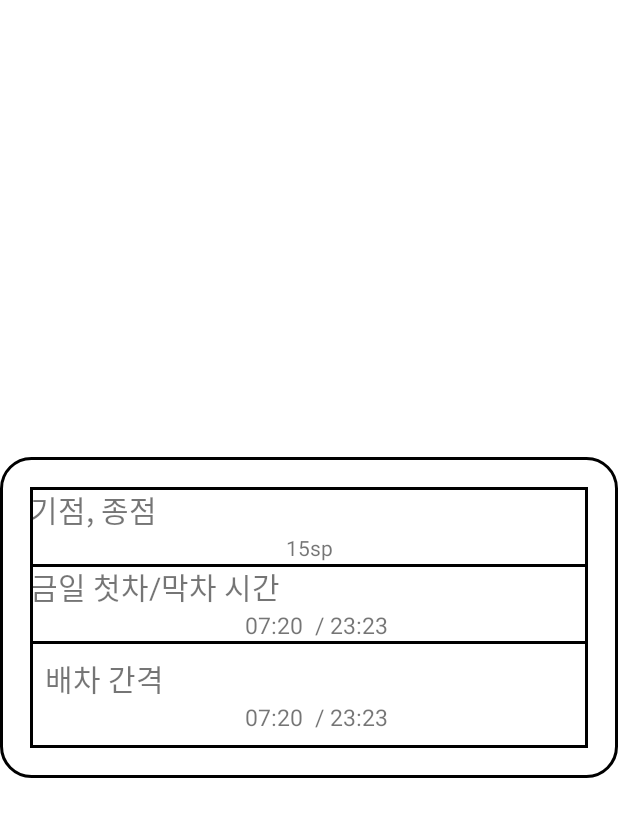
After one commit to J1WonLee/MyBus_v4, an Android app: the layout route_detail_dialog.xml on its own in the app's theme, with its tools: preview values and no code run, on a phone screen of 412 x 824 dp. The commit adds this screen. Shown: the top 817 px of the screen. Run offline under Robolectric (Android 15) with nearby library versions, the phone set to English and light mode, and no system bars.

Commit message:
09-09 정류장 상세보기 정보보기 다이얼로그창

```diff
--- a/app/src/main/java/com/example/mybus/retrofitrepo/RetrofitGbusRepository.java
+++ b/app/src/main/java/com/example/mybus/retrofitrepo/RetrofitGbusRepository.java
@@ -51,4 +51,10 @@ public class RetrofitGbusRepository implements RetrofitGbusService {
     public Single<GBusLocationResponse> getGbusPositionList(String serviceKey, String routeId) {
         return retrofitGbusService.getGbusPositionList(serviceKey, routeId);
     }
+
+    // 해당 노선의 상세정보를 받아온다
+    @Override
+    public Single<GBusRouteSearchResponse> getGbusRouteInfo(String serviceKey, String routeId) {
+        return retrofitGbusService.getGbusRouteInfo(serviceKey, routeId);
+    }
 }
--- a/app/src/main/java/com/example/mybus/retrofitrepo/RetrofitGbusService.java
+++ b/app/src/main/java/com/example/mybus/retrofitrepo/RetrofitGbusService.java
@@ -52,5 +52,11 @@ public interface RetrofitGbusService {
             @Query("routeId") String routeId
     );
 
+    @GET("busrouteservice/getBusRouteInfoItem")
+    Single<GBusRouteSearchResponse> getGbusRouteInfo(
+            @Query("serviceKey") String serviceKey,
+            @Query("routeId") String routeId
+    );
+
 
 }
--- a/app/src/main/java/com/example/mybus/roomdb/BusRoomDatabase.java
+++ b/app/src/main/java/com/example/mybus/roomdb/BusRoomDatabase.java
@@ -11,7 +11,7 @@ import com.example.mybus.vo.LocalFav;
 import com.example.mybus.vo.LocalFavStopBus;
 import com.example.mybus.vo.User;
 
-@Database(entities = {User.class, BusSchList.class, StopSchList.class, LocalFav.class, LocalFavStopBus.class}, version = 12, exportSchema = false)
+@Database(entities = {User.class, BusSchList.class, StopSchList.class, LocalFav.class, LocalFavStopBus.class}, version = 13, exportSchema = false)
 @TypeConverters({Converters.class})
 public abstract class BusRoomDatabase extends RoomDatabase {
     public abstract BusDao getDao();
--- /dev/null
+++ b/app/src/main/res/drawable/dialog_custom_border.xml
@@ -0,0 +1,6 @@
+<?xml version="1.0" encoding="UTF-8"?>
+<shape xmlns:android="http://schemas.android.com/apk/res/android" android:shape="rectangle">
+    <corners android:radius="20dp"/>
+    <padding android:left="10dp" android:right="10dp" android:top="10dp" android:bottom="10dp"/>
+    <stroke android:width="2dp" android:color="#000"/>
+</shape>
--- /dev/null
+++ b/app/src/main/res/drawable/item_list_customborder.xml
@@ -0,0 +1,9 @@
+<?xml version="1.0" encoding="utf-8"?>
+<layer-list xmlns:android="http://schemas.android.com/apk/res/android">
+    <item android:left="0dp" android:right="0dp"  android:top="0dp"
+        android:bottom="-10dp">
+        <shape android:shape="rectangle">
+            <stroke android:width="2dp" android:color="#000" />
+        </shape>
+    </item>
+</layer-list>
--- /dev/null
+++ b/app/src/main/res/drawable/item_list_customborder_bottom.xml
@@ -0,0 +1,5 @@
+<?xml version="1.0" encoding="UTF-8"?>
+<shape xmlns:android="http://schemas.android.com/apk/res/android" android:shape="rectangle">
+    <padding android:left="10dp" android:right="10dp" android:top="10dp" android:bottom="10dp"/>
+    <stroke android:width="2dp" android:color="#000"/>
+</shape>
--- a/app/src/main/res/layout/activity_bus_route_detail.xml
+++ b/app/src/main/res/layout/activity_bus_route_detail.xml
@@ -16,7 +16,7 @@
             android:id="@+id/stopDetailCollapsing"
             android:layout_width="match_parent"
             android:layout_height="match_parent"
-            app:contentScrim="?attr/colorPrimary"
+            app:contentScrim="@color/yellow"
             app:layout_scrollFlags="scroll|exitUntilCollapsed" >
 
             <LinearLayout
@@ -55,7 +55,7 @@
                     android:layout_height="wrap_content">
                     <ImageView
                         android:src="@drawable/ic_baseline_add_circle_24"
-                        android:id="@+id/show_stop_info_icon"
+                        android:id="@+id/show_route_info_icon"
                         android:layout_width="wrap_content"
                         android:layout_height="wrap_content" />
 
--- a/app/src/main/res/layout/activity_stop_detail.xml
+++ b/app/src/main/res/layout/activity_stop_detail.xml
@@ -16,7 +16,7 @@
             android:id="@+id/stopDetailCollapsing"
             android:layout_width="match_parent"
             android:layout_height="match_parent"
-            app:contentScrim="?attr/colorPrimary"
+            app:contentScrim="@color/yellow"
             app:layout_scrollFlags="scroll|exitUntilCollapsed" >
 
             <LinearLayout
--- /dev/null
+++ b/app/src/main/res/layout/route_detail_dialog.xml
@@ -0,0 +1,79 @@
+<?xml version="1.0" encoding="utf-8"?>
+<LinearLayout
+    android:background="@drawable/dialog_custom_border"
+    android:padding="20dp"
+    android:layout_gravity="center"
+    xmlns:android="http://schemas.android.com/apk/res/android"
+    android:layout_width="match_parent"
+    android:layout_height="wrap_content"
+    android:orientation="vertical">
+    <LinearLayout
+        android:background="@drawable/item_list_customborder"
+        android:id="@+id/route_detail_first_last_station"
+        android:orientation="vertical"
+        android:layout_width="match_parent"
+        android:layout_height="wrap_content">
+        <TextView
+            android:id="@+id/route_detail_first_last_station_title"
+            android:layout_width="match_parent"
+            android:layout_height="wrap_content"
+            android:textSize="20sp"
+            android:text="기점, 종점" />
+        <TextView
+            android:gravity="center"
+            android:id="@+id/route_detail_first_last_station_contents"
+            android:layout_width="match_parent"
+            android:layout_height="wrap_content"
+            android:text="15sp"
+            android:hint="시작 정류장"/>
+
+    </LinearLayout>
+    <LinearLayout
+        android:background="@drawable/item_list_customborder"
+        android:orientation="vertical"
+        android:id="@+id/route_detail_wdays"
+        android:layout_width="match_parent"
+        android:layout_height="wrap_content">
+        <TextView
+            android:gravity="center"
+            android:id="@+id/route_detail_wdays_first_last"
+            android:layout_width="wrap_content"
+            android:layout_height="wrap_content"
+            android:textSize="20sp"
+            android:text="금일 첫차/막차 시간 "
+            />
+        <TextView
+            android:gravity="center"
+            android:layout_marginLeft="10dp"
+            android:id="@+id/route_detail_wdays_first_last_contents"
+            android:layout_width="match_parent"
+            android:layout_height="wrap_content"
+            android:textSize="15sp"
+            android:text="07:20  / 23:23" />
+    </LinearLayout>
+
+    <LinearLayout
+        android:background="@drawable/item_list_customborder_bottom"
+        android:layout_gravity="center"
+        android:orientation="vertical"
+        android:id="@+id/route_detail_term"
+        android:layout_width="match_parent"
+        android:layout_height="wrap_content">
+        <TextView
+            android:gravity="center"
+            android:id="@+id/route_detail_term_title"
+            android:layout_width="wrap_content"
+            android:layout_height="wrap_content"
+            android:textSize="20sp"
+            android:text="배차 간격  "
+            />
+        <TextView
+            android:gravity="center"
+            android:layout_marginLeft="10dp"
+            android:id="@+id/route_detail_term_contents"
+            android:layout_width="match_parent"
+            android:layout_height="wrap_content"
+            android:textSize="15sp"
+            android:text="07:20  / 23:23" />
+    </LinearLayout>
+</LinearLayout>
```
Also changed, not shown: app/src/main/java/com/example/mybus/retrofitrepo/RetrofitRepository.java (+7 -0 lines), app/src/main/java/com/example/mybus/retrofitrepo/RetrofitService.java (+9 -0 lines), app/src/main/java/com/example/mybus/searchDetail/BusRouteDetailActivity.java (+65 -0 lines), app/src/main/java/com/example/mybus/viewmodel/BusRouteSearchDetailViewModel.java (+50 -0 lines).
